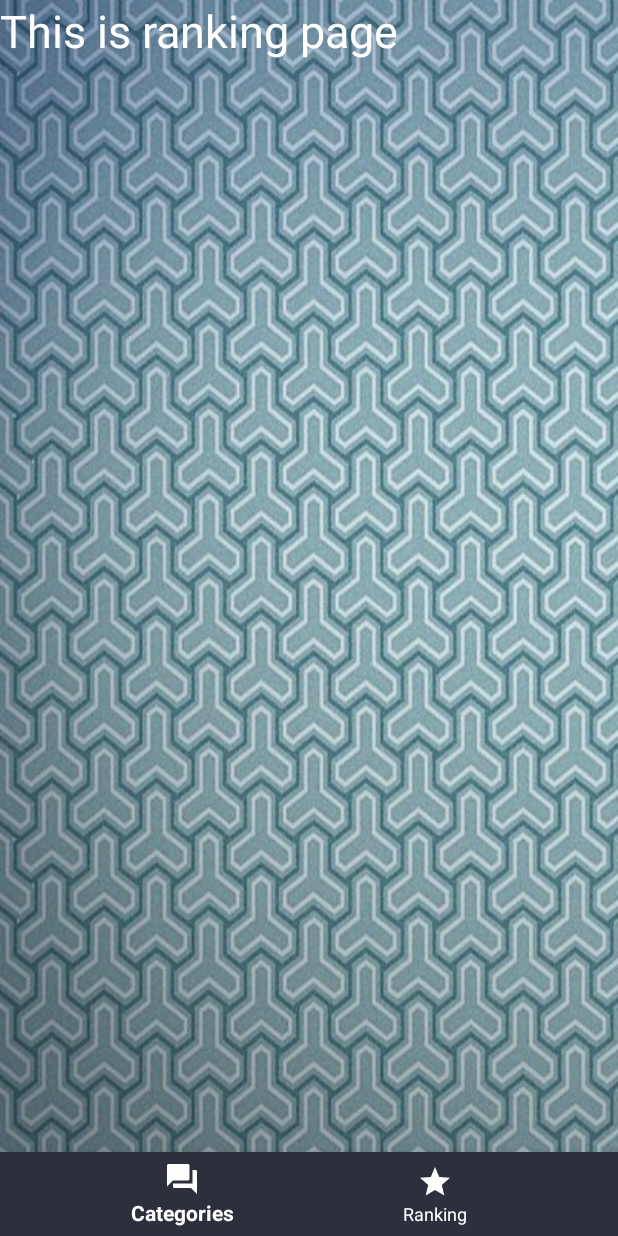
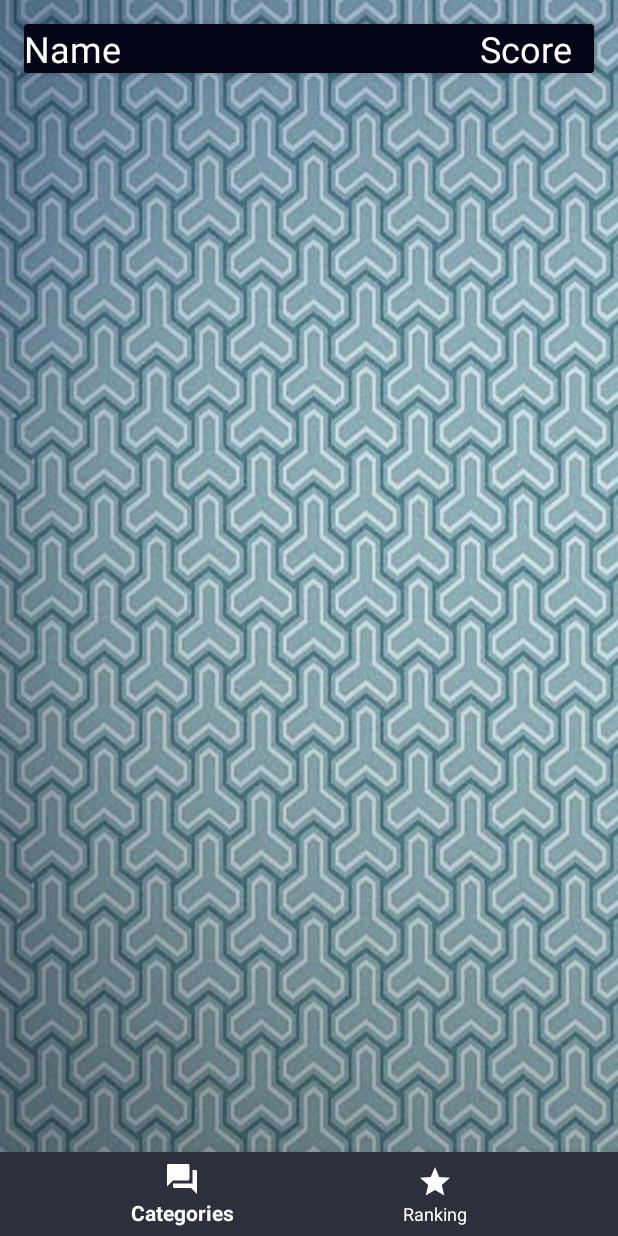
Before and after one commit to Woochul-Hyun/Firebase-EducationalGameApp, an Android app: the fragment RankingFragment placed in its activity, on a phone screen of 412 x 824 dp. Run offline under Robolectric (Android 15) with nearby library versions, the phone set to English and light mode, and no system bars; our stand-ins replace Firebase (no records; nobody signed in at launch, a user with empty details on screens opened directly), Picasso; 2 statements that could not run were skipped.

Commit message:
xml for top showing part

```diff
--- a/app/src/main/res/layout/fragment_ranking.xml
+++ b/app/src/main/res/layout/fragment_ranking.xml
@@ -1,15 +1,59 @@
-<FrameLayout xmlns:android="http://schemas.android.com/apk/res/android"
+<RelativeLayout
+    xmlns:android="http://schemas.android.com/apk/res/android"
+    xmlns:app="http://schemas.android.com/apk/res-auto"
     xmlns:tools="http://schemas.android.com/tools"
     android:layout_width="match_parent"
     android:layout_height="match_parent"
     tools:context="com.example.woochulhyun.educationalgameapp.RankingFragment">
 
-    <!-- TODO: Update blank fragment layout -->
-    <TextView
+    <android.support.v7.widget.CardView
+        android:id="@+id/title"
+        android:padding="16dp"
+        android:layout_margin="16dp"
         android:layout_width="match_parent"
-        android:layout_height="match_parent"
-        android:text="This is ranking page"
-        android:textSize="30sp"
-        android:textColor="@android:color/white"/>
+        android:layout_height="wrap_content"
+        app:cardBackgroundColor="@color/colorPrimaryDark"
+        app:cardElevation="4dp">
 
-</FrameLayout>
+        <LinearLayout
+            android:orientation="horizontal"
+            android:weightSum="10"
+            android:layout_gravity="center"
+            android:gravity="center"
+            android:layout_width="match_parent"
+            android:layout_height="wrap_content">
+
+            <TextView
+                android:text="Name"
+                android:textSize="24sp"
+                android:textColor="@android:color/white"
+                android:layout_weight="8"
+                android:layout_width="0dp"
+                android:layout_height="wrap_content" />
+
+            <TextView
+                android:text="Score"
+                android:textSize="24sp"
+                android:textColor="@android:color/white"
+                android:layout_weight="2"
+                android:layout_width="0dp"
+                android:layout_height="wrap_content" />
+
+
+        </LinearLayout>
+
+
+    </android.support.v7.widget.CardView>
+
+    <android.support.v7.widget.RecyclerView
+        android:id="@+id/rankingList"
+        android:layout_below="@+id/title"
+        android:layout_width="match_parent"
+        android:layout_height="match_parent">
+
+
+    </android.support.v7.widget.RecyclerView>
+
+
+
+</RelativeLayout>
```
